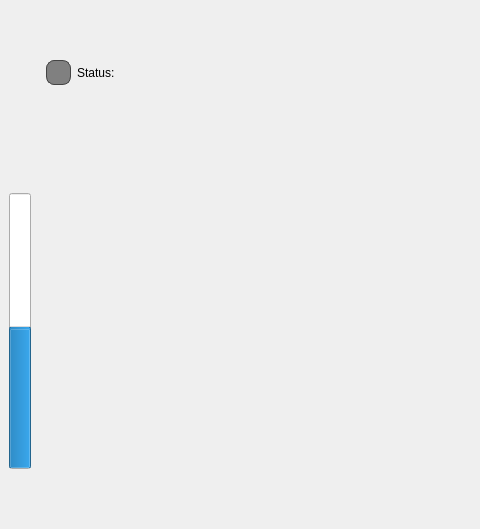
The window that mainwindow.ui (hammersurf221/ChessGUI) describes before a commit, drawn with Qt 5; both pictures show x 0 to 480 and y 111 to 640 of the 1030 by 887 pixel window.
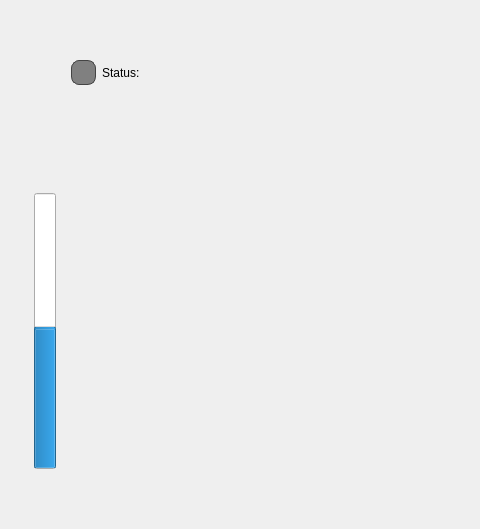
The same window after the commit.

Commit message: Update mainwindow.ui layout and design

What changed in the file:
```diff
--- a/mainwindow.ui
+++ b/mainwindow.ui
@@ -15,6 +15,19 @@
   </property>
   <widget class="QWidget" name="centralwidget">
    <layout class="QHBoxLayout" name="horizontalLayout">
+    <item>
+     <spacer name="horizontalSpacer_3">
+      <property name="orientation">
+       <enum>Qt::Orientation::Horizontal</enum>
+      </property>
+      <property name="sizeHint" stdset="0">
+       <size>
+        <width>40</width>
+        <height>20</height>
+       </size>
+      </property>
+     </spacer>
+    </item>
     <item>
      <layout class="QVBoxLayout" name="verticalLayout_3">
       <item>
```
